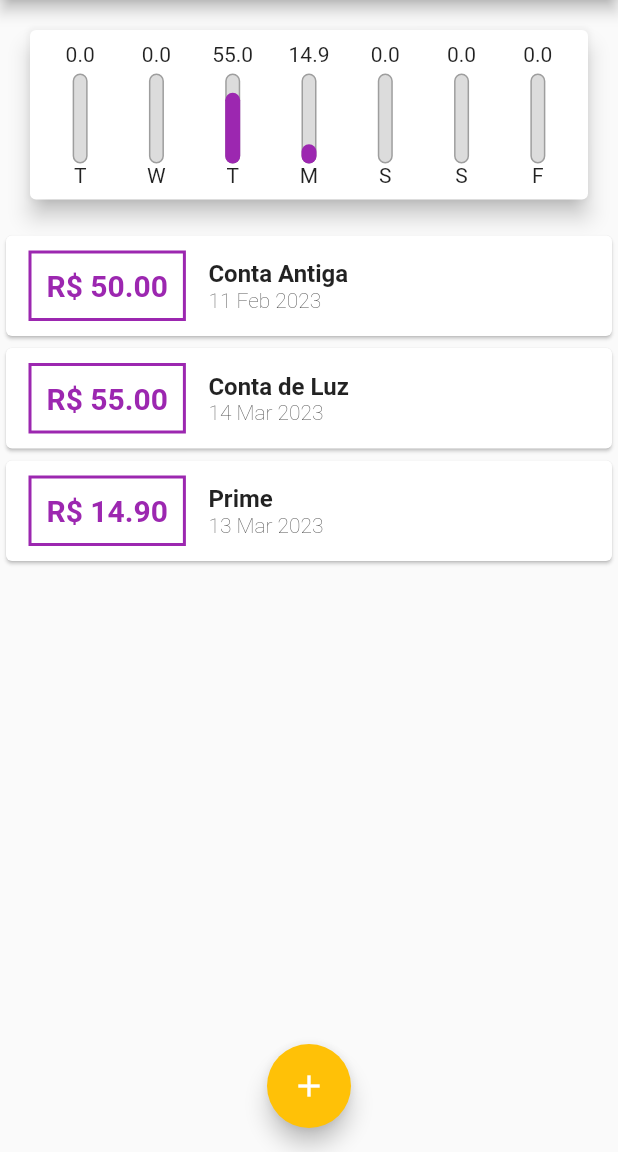
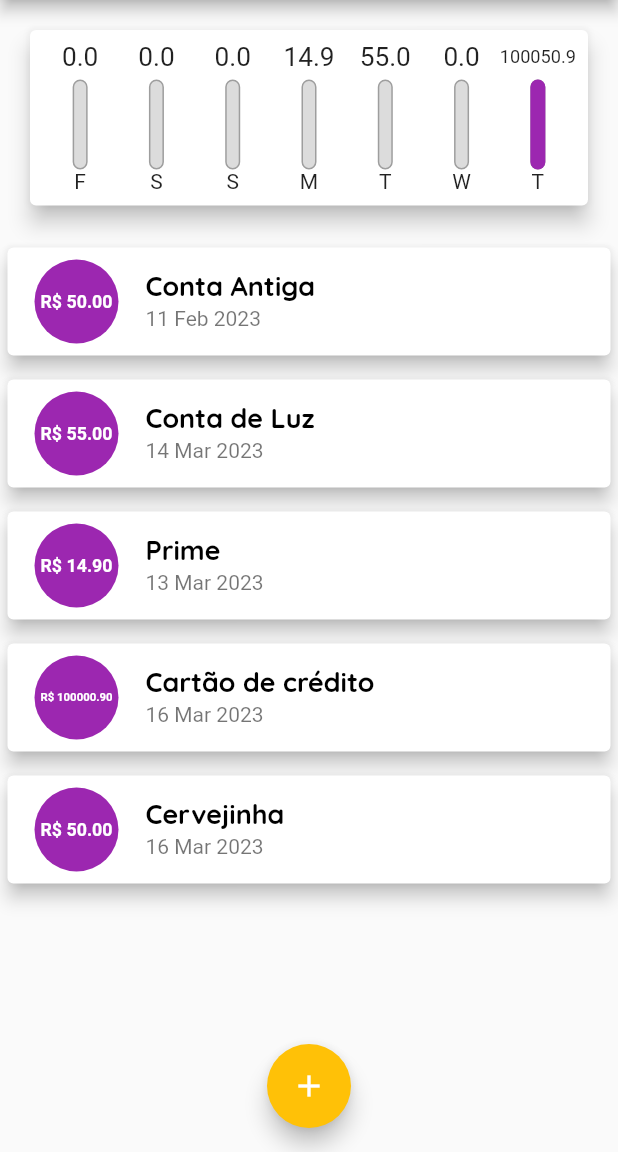
Before and after one commit to HenriqueCisi/project_finances_control, a Flutter app: the screen it shows after launch, on a phone screen of 412 x 824 dp, the part 84-1236 px from its top. Run offline on Flutter 3.47's test engine with Material 2 defaults, Android fonts, the phone set to English and light mode, and no system bars.

Commit message:
adds listTile + refactor

```diff
--- a/lib/components/chart.dart
+++ b/lib/components/chart.dart
@@ -29,7 +29,7 @@ class Chart extends StatelessWidget {
         'day': DateFormat.E().format(weekDay)[0],
         'value': totalAmount,
       };
-    });
+    }).reversed.toList();
   }
 
   double get _weekTotalValue {
--- a/lib/components/chart_bar.dart
+++ b/lib/components/chart_bar.dart
@@ -16,7 +16,9 @@ class ChartBar extends StatelessWidget {
   Widget build(BuildContext context) {
     return Column(
       children:[
-         FittedBox(child: Text(value.toString())),
+         SizedBox(
+          height: 20,
+          child: FittedBox(child: Text(value.toString()))),
          const SizedBox(height: 5),
          SizedBox(
           height: 60,
--- a/lib/components/transaction_list.dart
+++ b/lib/components/transaction_list.dart
@@ -35,32 +35,31 @@ class TransactionList extends StatelessWidget {
               itemBuilder: (ctx, index) {
                 final tr = transactions[index];
                 return Card(
-                  child: Row(children: [
-                    Container(
-                      margin: const EdgeInsets.symmetric(
-                          vertical: 10, horizontal: 15),
-                      decoration: BoxDecoration(
-                          border: Border.all(color: Colors.purple, width: 2)),
-                      padding: const EdgeInsets.all(10),
-                      child: Text(
-                        "R\$ ${tr.value.toStringAsFixed(2)}",
-                        style: const TextStyle(
-                            fontWeight: FontWeight.bold,
-                            fontSize: 20,
-                            color: Colors.purple),
-                      ),
+                  elevation: 5,
+                  margin: const  EdgeInsets.symmetric(
+                    vertical: 8,
+                    horizontal: 5
+                  ),
+                  child: ListTile(
+                    leading: CircleAvatar(
+                        backgroundColor: Theme.of(context).colorScheme.primary,
+                        radius: 30,
+                        child: Padding(
+                          padding: const EdgeInsets.all(6.0),
+                          child: FittedBox(
+                              child: Text(
+                            "R\$ ${tr.value.toStringAsFixed(2)}",
+                            style: const TextStyle(
+                                fontWeight: FontWeight.bold,
+                                color: Colors.white),
+                          )),
+                        )),
+                    title: Text(
+                      tr.title,
+                      style: Theme.of(context).textTheme.titleLarge,
                     ),
-                    Column(
-                        crossAxisAlignment: CrossAxisAlignment.start,
-                        children: [
-                          Text(tr.title,
-                              style: const TextStyle(
-                                  fontWeight: FontWeight.bold, fontSize: 16)),
-                          Text(DateFormat('d MMM y').format(tr.date),
-                              style:
-                                  const TextStyle(fontWeight: FontWeight.w200)),
-                        ]),
-                  ]),
+                    subtitle: Text(DateFormat('d MMM y').format(tr.date)),
+                  ),
                 );
               },
             ),
--- a/lib/main.dart
+++ b/lib/main.dart
@@ -55,10 +55,20 @@ class _MyHomePageState extends State<MyHomePage> {
         value: 55.00,
         date: DateTime.now().subtract(const Duration(days: 2))),
     Transaction(
-      id: 't2',
-      title: 'Prime',
-      value: 14.90,
-      date: DateTime.now().subtract(const Duration(days: 3))),
+        id: 't2',
+        title: 'Prime',
+        value: 14.90,
+        date: DateTime.now().subtract(const Duration(days: 3))),
+    Transaction(
+        id: 't3',
+        title: 'Cartão de crédito',
+        value: 100000.90,
+        date: DateTime.now()),
+    Transaction(
+        id: 't4',
+        title: 'Cervejinha',
+        value: 50,
+        date: DateTime.now()),
   ];
 
   List<Transaction> get _recentTransactions {
```
